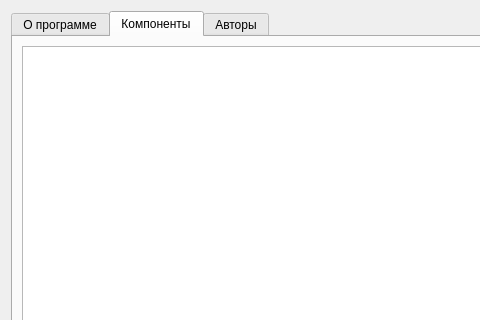
Above: src/qlabelme/widgets/about_program.ui from mariekarelina/QLabelMe before the change; both pictures show x 0 to 480 and y 0 to 320 of the 704 by 448 pixel window. Below: the same form after it.
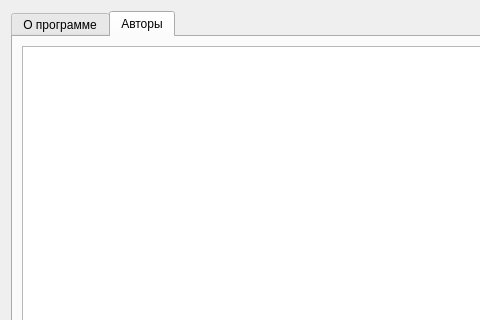
That is the form after the change. The open tabs and pages were chosen to show the change.

```diff
--- a/src/qlabelme/widgets/about_program.ui
+++ b/src/qlabelme/widgets/about_program.ui
@@ -47,16 +47,6 @@
        </item>
       </layout>
      </widget>
-     <widget class="QWidget" name="components">
-      <attribute name="title">
-       <string>Компоненты</string>
-      </attribute>
-      <layout class="QVBoxLayout" name="verticalLayout_3">
-       <item>
-        <widget class="QTextBrowser" name="componentsBrowser"/>
-       </item>
-      </layout>
-     </widget>
      <widget class="QWidget" name="authors">
       <attribute name="title">
        <string>Авторы</string>
```
Left out of the diff: 2 changed lines with no effect on the pictures.
